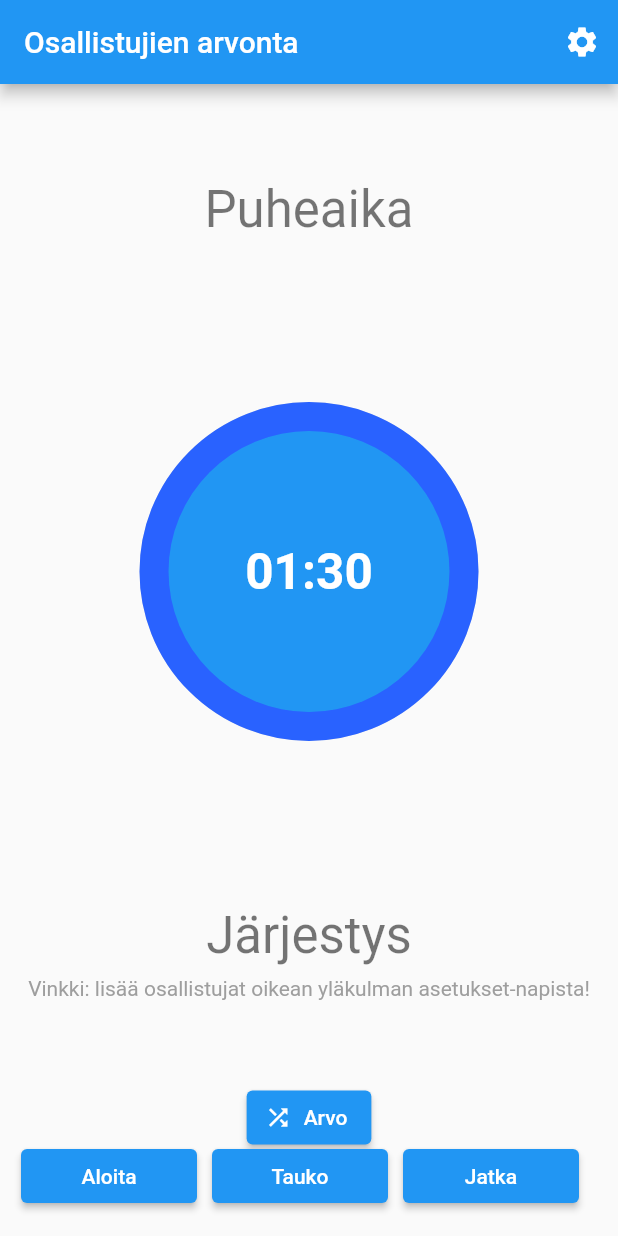
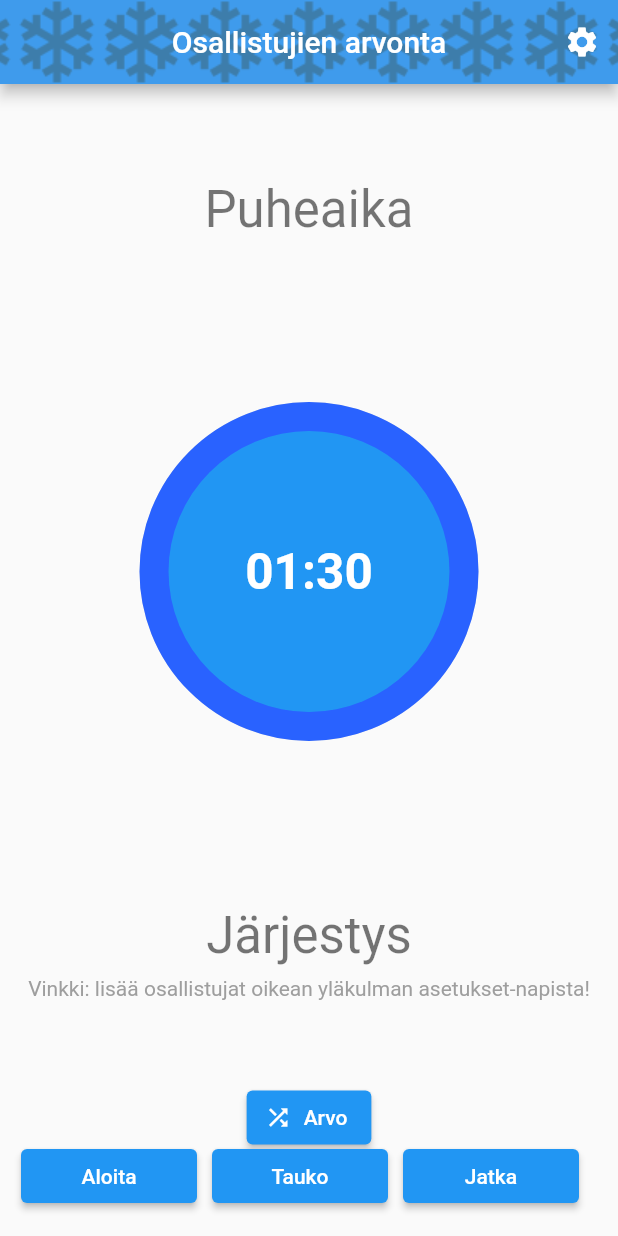
Before and after one commit to areee/flutter_participants_lottery, a Flutter app: the screen it shows after launch, on a phone screen of 412 x 824 dp. Run offline on Flutter 3.47's test engine with Material 2 defaults, Android fonts, the phone set to English and light mode, and no system bars; drawn by our look-alikes of circular_countdown_timer; our stand-ins replace google_fonts, shared_preferences; missing offline and left inert: emoji_alert.

```diff
--- a/lib/home_page.dart
+++ b/lib/home_page.dart
@@ -159,6 +159,15 @@ class _HomePageState extends State<HomePage> {
         title: Text(
           widget.title,
         ),
+        centerTitle: true,
+        flexibleSpace: Container(
+          decoration: const BoxDecoration(
+            image: DecorationImage(
+              repeat: ImageRepeat.repeatX,
+              image: AssetImage('assets/images/lumihiutale.png'),
+            ),
+          ),
+        ),
         actions: [
           IconButton(
             onPressed: () {
--- a/pubspec.yaml
+++ b/pubspec.yaml
@@ -28,6 +28,10 @@ dev_dependencies:
 
 flutter:
   uses-material-design: true
+  assets:
+    - LICENSE.md
+    - README.md
+    - assets/images/lumihiutale.png
 
   # Do not use for now (to support also Windows desktop)
   # assets:
```
Also changed, not shown: assets/images/lumihiutale.png (added).
